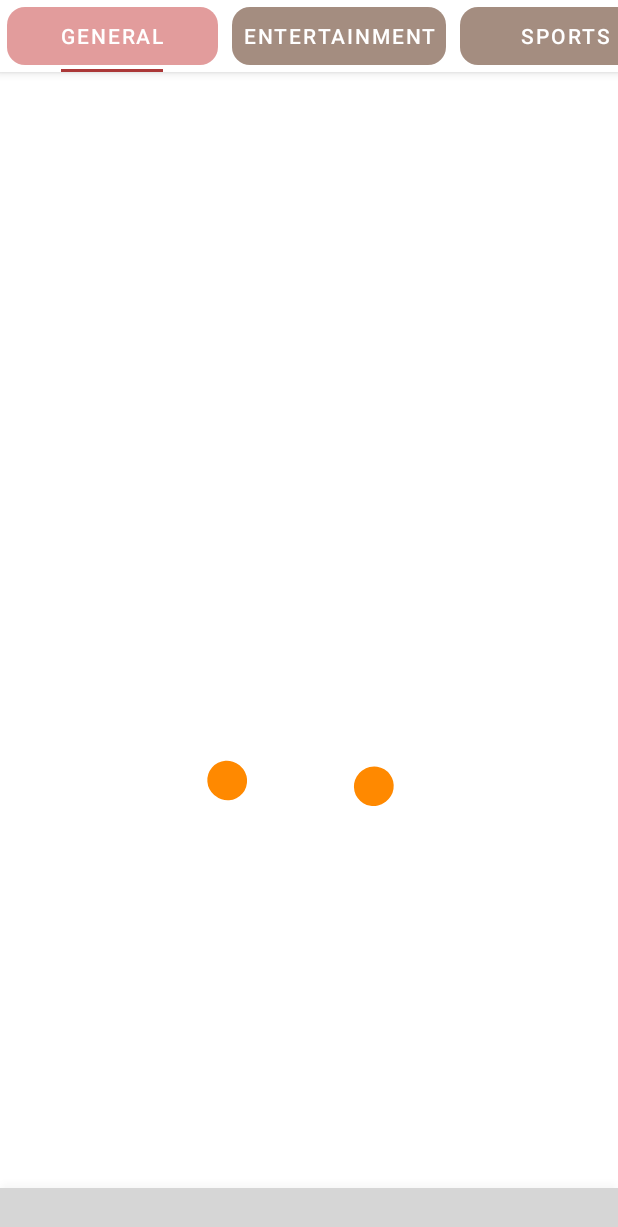
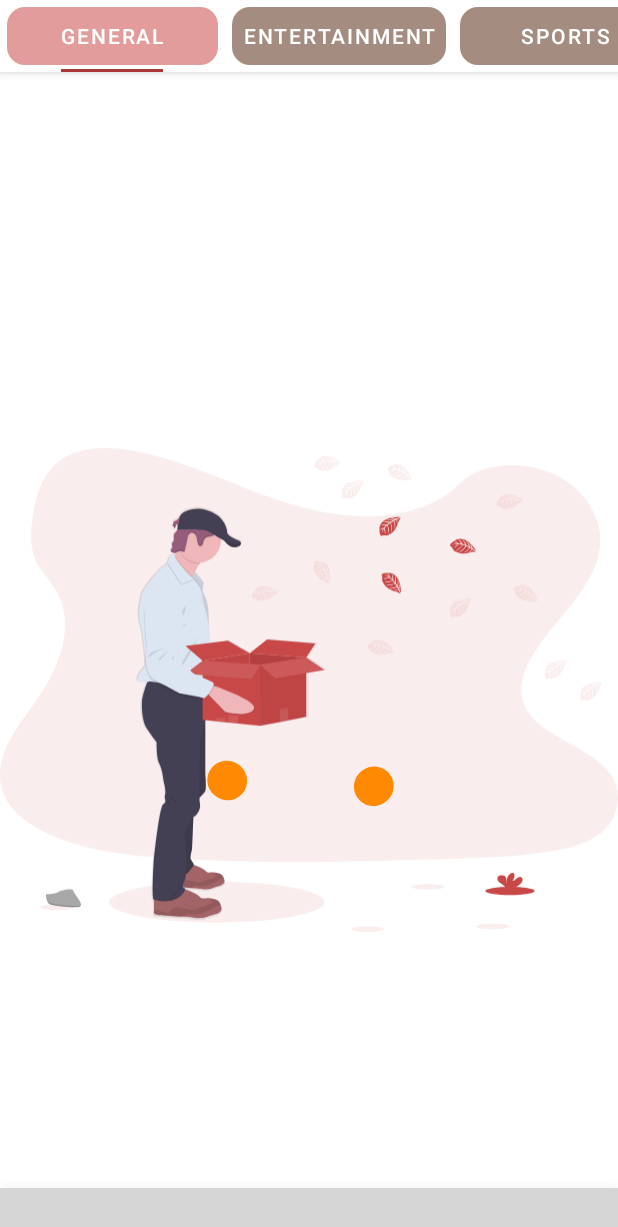
Before and after one commit to ayodkay/swen, an Android app: the MainActivity screen opened directly, with no data from a screen before it, on a phone screen of 412 x 824 dp. Shown: the top 1227 px of the screen. Run offline under Robolectric (Android 15) with nearby library versions, the phone set to English and light mode, and no system bars; our stand-ins replace Room's generated code; libraries missing offline, so code that uses them is left out: com.github.ayodkay.builder, com.github.ayodkay.init, com.github.ayodkay.models, com.github.ayodkay.mvvm, com.mopub.common and 1 more; plain views replace BubbleTabBar; 12 statements that could not run were skipped; grey boxes are pictures that could not be loaded.

Commit message:
minor design fix

```diff
--- a/app/src/main/res/layout/fragment_general.xml
+++ b/app/src/main/res/layout/fragment_general.xml
@@ -16,14 +16,9 @@
 
             <ImageView
                 android:id="@+id/empty"
-                android:layout_width="wrap_content"
-                android:layout_height="wrap_content"
-                android:src="@drawable/ic_undraw_empty_xct9"
-                android:visibility="gone"
-                app:layout_constraintBottom_toBottomOf="parent"
-                app:layout_constraintEnd_toEndOf="parent"
-                app:layout_constraintStart_toStartOf="parent"
-                app:layout_constraintTop_toTopOf="parent"
+                android:layout_width="match_parent"
+                android:layout_height="match_parent"
+                app:srcCompat="@drawable/ic_undraw_empty_xct9"
                 android:contentDescription="@null" />
 
             <com.airbnb.lottie.LottieAnimationView
```
